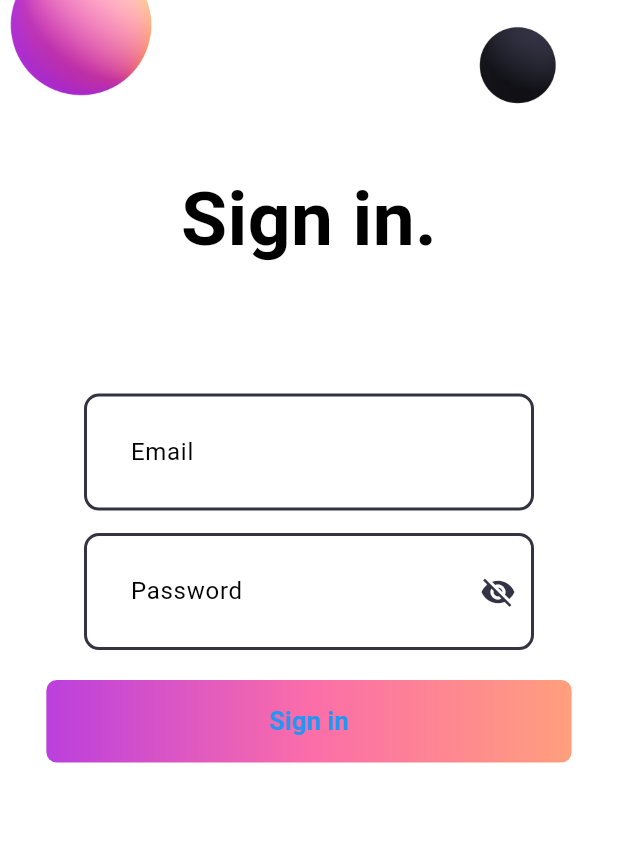
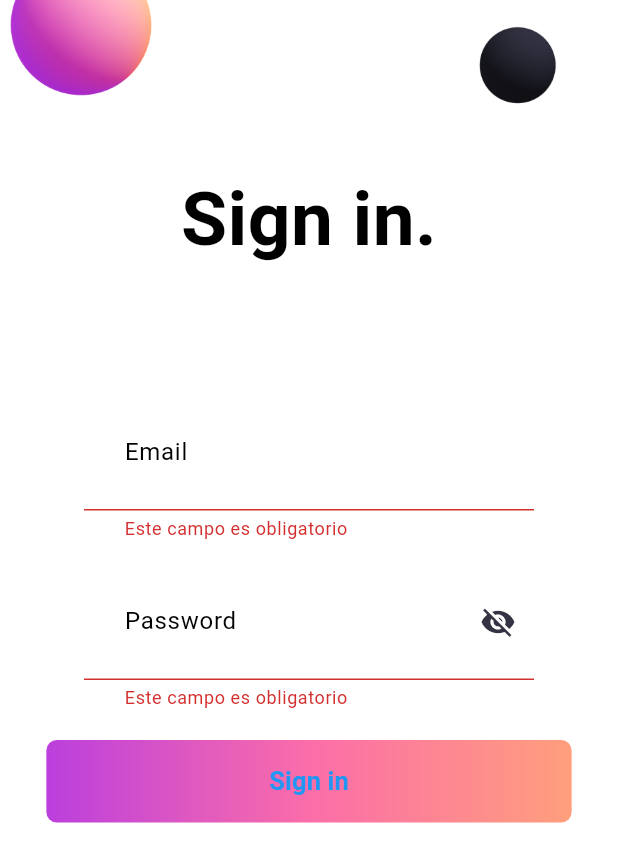
Before and after one commit to nexusats/app_finanzas, a Flutter app: the screen it shows after launch, after a tap on "Sign in", on a phone screen of 412 x 824 dp. Shown: the top 862 px of the screen. Run offline on Flutter 3.47's test engine with Material 3 defaults, Android fonts, the phone set to English and light mode, and no system bars; our stand-ins replace flutter_dotenv, flutter_svg, shared_preferences; accounts and stored records are empty.

Commit message:
add login and redirection with home

```diff
--- a/analysis_options.yaml
+++ b/analysis_options.yaml
@@ -7,6 +7,9 @@
 
 # The following line activates a set of recommended lints for Flutter apps,
 # packages, and plugins designed to encourage good coding practices.
+analyzer:
+  errors:
+    use_build_context_synchronously: ignore
 include: package:flutter_lints/flutter.yaml
 
 linter:
--- a/lib/main.dart
+++ b/lib/main.dart
@@ -3,11 +3,11 @@ import 'package:flutter/services.dart';
 import 'package:provider/provider.dart';
 import 'package:flutter_dotenv/flutter_dotenv.dart';
 
+import 'package:app_finanzas/screen/home_screen.dart';
 import 'package:app_finanzas/screen/auth/login_screen.dart';
 import 'package:app_finanzas/app/controller/auth_provider.dart';
 import 'package:app_finanzas/app/controller/transactions_provider.dart';
 import 'package:app_finanzas/app/controller/category_expense_provider.dart';
-
 
 Future<void> main() async {
   await dotenv.load(); // Carga las variables de entorno
@@ -27,14 +27,18 @@ class MyApp extends StatelessWidget {
         ChangeNotifierProvider(create: (_) => CategoryExpenseProvider()),
         ChangeNotifierProvider(create: (_) => AuthProvider()),
       ],
-      child: MaterialApp(
+      child: Consumer<AuthProvider>(
+        builder: (context, authProvider, child) {
+          return MaterialApp(
             debugShowCheckedModeBanner: false,
             title: 'Gestiona tus finanzas',
             theme: ThemeData(
               colorScheme: ColorScheme.fromSwatch(primarySwatch: Colors.blue),
               useMaterial3: true,
             ),
-        home: const LoginScreen(),
+            home: authProvider.isAuthenticated ? const HomeScreen() : const LoginScreen(),
+          );
+        },
       ),
     );
   }
--- a/lib/screen/auth/login_screen.dart
+++ b/lib/screen/auth/login_screen.dart
@@ -1,15 +1,43 @@
 import 'package:flutter/material.dart';
+import 'package:provider/provider.dart';
 import 'package:app_finanzas/widgets/login_field.dart';
 import 'package:app_finanzas/widgets/gradient_button.dart';
+import 'package:app_finanzas/app/controller/auth_provider.dart';
 
-class LoginScreen extends StatelessWidget {
+class LoginScreen extends StatefulWidget {
   const LoginScreen({super.key});
+
+  @override
+  State<LoginScreen> createState() => _LoginScreenState();
+}
+
+class _LoginScreenState extends State<LoginScreen> {
+  final _formKey = GlobalKey<FormState>(); // Llave para el formulario
+  final TextEditingController _emailController = TextEditingController();
+  final TextEditingController _passwordController = TextEditingController();
+
+  void _submitForm() {
+    if (_formKey.currentState!.validate()) {
+      String email = _emailController.text.trim();
+      String password = _passwordController.text.trim();
+
+      // Enviamos los datos como un Map en lugar de un objeto User
+      Map<String, dynamic> userData = {
+        "email": email,
+        "password": password,
+      };
+
+      context.read<AuthProvider>().login(context, userData);
+    }
+  }
 
   @override
   Widget build(BuildContext context) {
     return Scaffold(
       body: SingleChildScrollView(
         child: Center(
+          child: Form(
+            key: _formKey,
             child: Column(
               children: [
                 Image.asset('assets/images/signin_balls.png'),
@@ -21,12 +49,20 @@ class LoginScreen extends StatelessWidget {
                   ),
                 ),
                 const SizedBox(height: 80),
-              const LoginField(hintText: 'Email'),
+                LoginField(
+                  hintText: 'Email',
+                  controller: _emailController,
+                ),
                 const SizedBox(height: 15),
-              const LoginField(hintText: 'Password', isPassword: true),
+                LoginField(
+                  hintText: 'Password',
+                  isPassword: true,
+                  controller: _passwordController,
+                ),
                 const SizedBox(height: 20),
-              const GradientButton(),
+                GradientButton(onPressed: _submitForm),
               ],
+            ),
           ),
         ),
       ),
--- a/lib/widgets/gradient_button.dart
+++ b/lib/widgets/gradient_button.dart
@@ -2,13 +2,14 @@ import 'package:flutter/material.dart';
 import 'package:app_finanzas/config/pallete.dart';
 
 class GradientButton extends StatelessWidget {
-  const GradientButton({super.key});
+  final VoidCallback onPressed; // Agregamos la función de callback
+
+  const GradientButton({super.key, required this.onPressed});
 
   @override
   Widget build(BuildContext context) {
     return Container(
-      width: MediaQuery.of(context).size.width *
-          0.85, // 85% del ancho de la pantalla
+      width: MediaQuery.of(context).size.width * 0.85,
       decoration: BoxDecoration(
         gradient: const LinearGradient(
           colors: [
@@ -20,9 +21,9 @@ class GradientButton extends StatelessWidget {
         borderRadius: BorderRadius.circular(7),
       ),
       child: ElevatedButton(
-        onPressed: () {},
+        onPressed: onPressed, // Llamamos la función pasada
         style: ElevatedButton.styleFrom(
-          fixedSize: const Size.fromHeight(55), // Altura fija
+          fixedSize: const Size.fromHeight(55),
           backgroundColor: Colors.transparent,
           shadowColor: Colors.transparent,
         ),
--- a/lib/widgets/login_field.dart
+++ b/lib/widgets/login_field.dart
@@ -4,11 +4,13 @@ import 'package:app_finanzas/config/pallete.dart';
 class LoginField extends StatefulWidget {
   final String hintText;
   final bool isPassword;
+  final TextEditingController? controller; // Agregamos el controlador
 
   const LoginField({
     super.key,
     required this.hintText,
-    this.isPassword = false, // Por defecto es un campo normal
+    this.isPassword = false,
+    this.controller,
   });
 
   @override
@@ -16,16 +18,15 @@ class LoginField extends StatefulWidget {
 }
 
 class _LoginFieldState extends State<LoginField> {
-  bool _obscureText = true; // Estado para mostrar u ocultar el texto
+  bool _obscureText = true;
 
   @override
   Widget build(BuildContext context) {
     return ConstrainedBox(
-      constraints: const BoxConstraints(
-        maxWidth: 300,
-      ),
+      constraints: const BoxConstraints(maxWidth: 300),
       child: TextFormField(
-        obscureText: widget.isPassword ? _obscureText : false, // Oculta si es password
+        controller: widget.controller, // Vincular el controlador
+        obscureText: widget.isPassword ? _obscureText : false,
         decoration: InputDecoration(
           contentPadding: const EdgeInsets.all(27),
           enabledBorder: OutlineInputBorder(
@@ -57,6 +58,12 @@ class _LoginFieldState extends State<LoginField> {
                 )
               : null,
         ),
+        validator: (value) {
+          if (value == null || value.isEmpty) {
+            return 'Este campo es obligatorio';
+          }
+          return null;
+        },
       ),
     );
   }
```
Also changed, not shown: lib/app/controller/auth_provider.dart (+76 -24 lines), lib/app/model/user.dart (+11 -11 lines), lib/app/services/auth_service.dart (+42 -37 lines), lib/screen/home_screen.dart (added, +13 -0 lines), 1 other file. Lines whose indentation alone changed are shown as unchanged.
